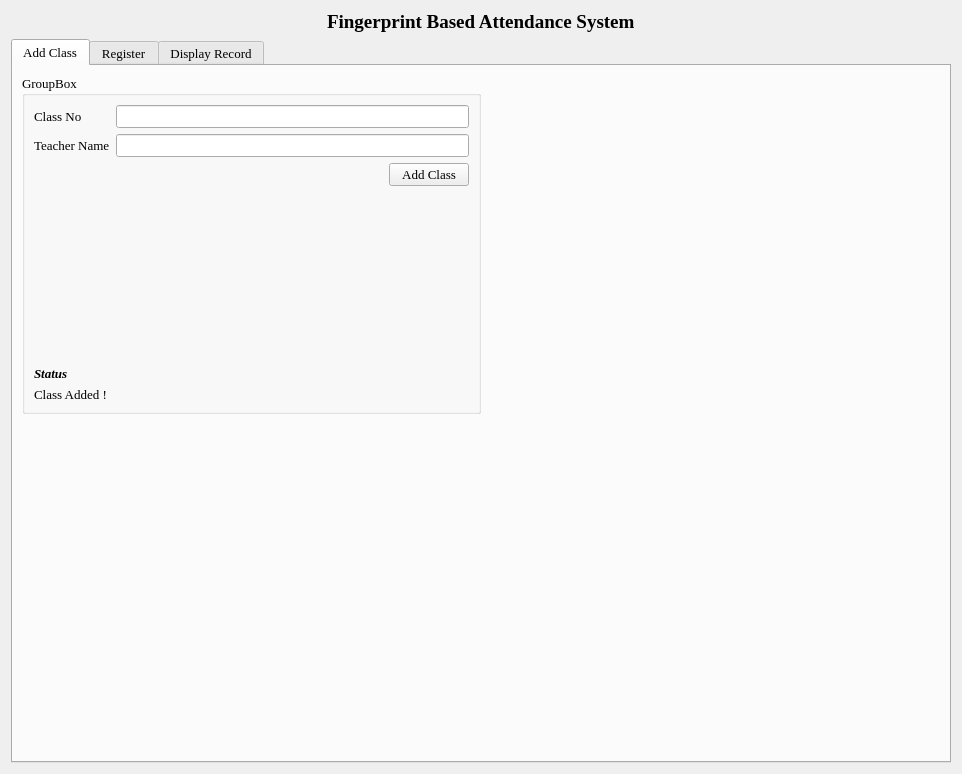
Above: designs/FAS.ui from sirhanningfield/fas before the change. Below: the same form after it.
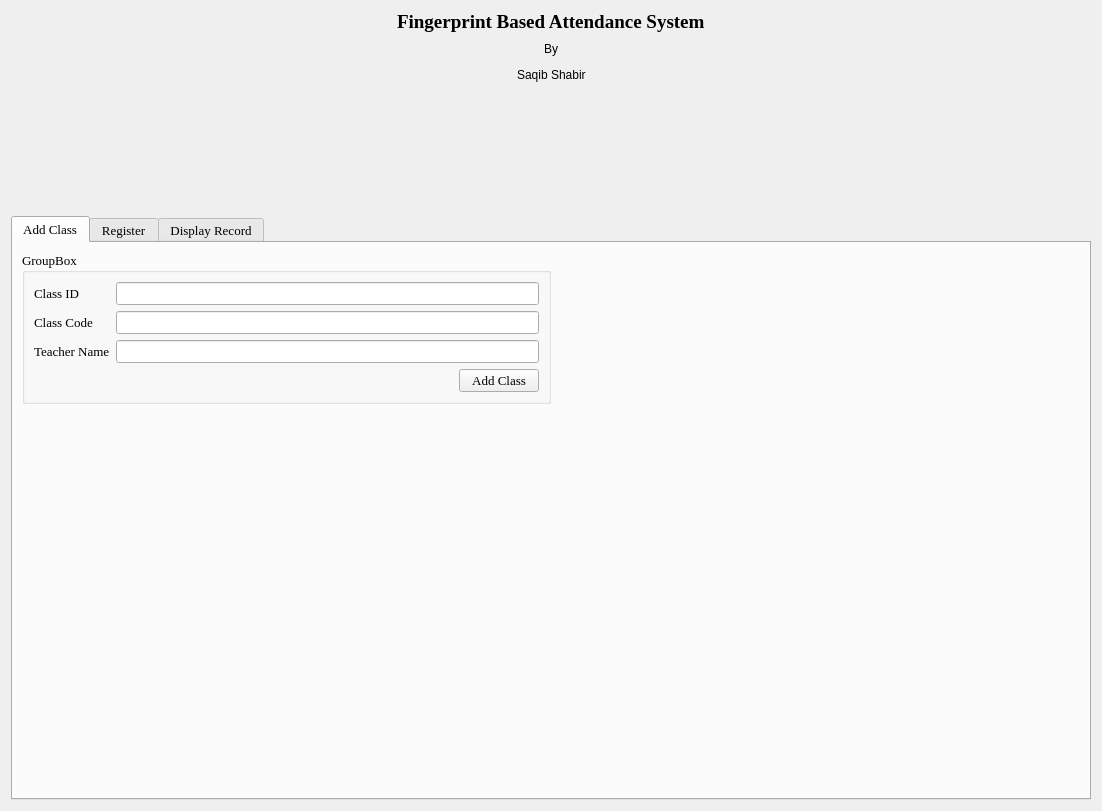
That is the form after the change. The open tabs and pages were chosen to show the change. Icons and pictures are not drawn.

Commit message: added functionality to add class

```diff
--- a/designs/FAS.ui
+++ b/designs/FAS.ui
@@ -6,8 +6,8 @@
    <rect>
     <x>0</x>
     <y>0</y>
-    <width>962</width>
-    <height>774</height>
+    <width>1102</width>
+    <height>811</height>
    </rect>
   </property>
   <property name="windowTitle">
@@ -21,81 +21,7 @@
    <string notr="true"/>
   </property>
   <layout class="QGridLayout" name="gridLayout">
-   <item row="0" column="0">
-    <layout class="QHBoxLayout" name="horizontalLayout">
-     <item>
-      <spacer name="horizontalSpacer">
-       <property name="font">
-        <font>
-         <family>Times New Roman</family>
-         <pointsize>14</pointsize>
-         <weight>50</weight>
-         <bold>false</bold>
-        </font>
-       </property>
-       <property name="orientation">
-        <enum>Qt::Horizontal</enum>
-       </property>
-       <property name="sizeHint" stdset="0">
-        <size>
-         <width>40</width>
-         <height>20</height>
-        </size>
-       </property>
-      </spacer>
-     </item>
-     <item>
-      <widget class="QLabel" name="label">
-       <property name="font">
-        <font>
-         <family>Times New Roman</family>
-         <pointsize>14</pointsize>
-         <weight>75</weight>
-         <italic>false</italic>
-         <bold>true</bold>
-        </font>
-       </property>
-       <property name="text">
-        <string>Fingerprint Based Attendance System</string>
-       </property>
-       <property name="scaledContents">
-        <bool>false</bool>
-       </property>
-       <property name="wordWrap">
-        <bool>false</bool>
-       </property>
-       <property name="margin">
-        <number>32</number>
-       </property>
-       <property name="indent">
-        <number>-1</number>
-       </property>
-      </widget>
-     </item>
-     <item>
-      <spacer name="horizontalSpacer_2">
-       <property name="font">
-        <font>
-         <family>Times New Roman</family>
-         <pointsize>14</pointsize>
-         <weight>50</weight>
-         <bold>false</bold>
-        </font>
-       </property>
-       <property name="orientation">
-        <enum>Qt::Horizontal</enum>
-       </property>
-       <property name="sizeHint" stdset="0">
-        <size>
-         <width>40</width>
-         <height>20</height>
-        </size>
-       </property>
-      </spacer>
-     </item>
-    </layout>
-   </item>
-   <item row="2" column="0">
+   <item row="1" column="0">
     <widget class="QTabWidget" name="tab_4">
      <property name="font">
       <font>
@@ -144,9 +70,9 @@
              <enum>QFormLayout::AllNonFixedFieldsGrow</enum>
             </property>
             <item row="0" column="0">
-             <widget class="QLabel" name="label_24">
+             <widget class="QLabel" name="label_7">
               <property name="text">
-               <string>Class No</string>
+               <string>Class ID</string>
               </property>
              </widget>
             </item>
@@ -154,16 +80,26 @@
              <widget class="QLineEdit" name="add_class_no"/>
             </item>
             <item row="1" column="0">
+             <widget class="QLabel" name="label_24">
+              <property name="text">
+               <string>Class Code</string>
+              </property>
+             </widget>
+            </item>
+            <item row="1" column="1">
+             <widget class="QLineEdit" name="add_class_code"/>
+            </item>
+            <item row="3" column="0">
              <widget class="QLabel" name="label_25">
               <property name="text">
                <string>Teacher Name</string>
               </property>
              </widget>
             </item>
-            <item row="1" column="1">
+            <item row="3" column="1">
              <widget class="QLineEdit" name="add_class_teacher"/>
             </item>
-            <item row="2" column="1">
+            <item row="4" column="1">
              <layout class="QHBoxLayout" name="horizontalLayout_15">
               <item>
                <spacer name="horizontalSpacer_6">
@@ -187,40 +123,6 @@
               </item>
              </layout>
             </item>
-            <item row="3" column="1">
-             <spacer name="verticalSpacer_8">
-              <property name="orientation">
-               <enum>Qt::Vertical</enum>
-              </property>
-              <property name="sizeHint" stdset="0">
-               <size>
-                <width>20</width>
-                <height>40</height>
-               </size>
-              </property>
-             </spacer>
-            </item>
-            <item row="4" column="0">
-             <widget class="QLabel" name="label_23">
-              <property name="font">
-               <font>
-                <weight>75</weight>
-                <italic>true</italic>
-                <bold>true</bold>
-               </font>
-              </property>
-              <property name="text">
-               <string>Status </string>
-              </property>
-             </widget>
-            </item>
-            <item row="5" column="0">
-             <widget class="QLabel" name="add_class_status">
-              <property name="text">
-               <string>Class Added !</string>
-              </property>
-             </widget>
-            </item>
            </layout>
           </item>
          </layout>
@@ -579,6 +481,174 @@
      </widget>
     </widget>
    </item>
+   <item row="0" column="0">
+    <layout class="QVBoxLayout" name="verticalLayout_5">
+     <item>
+      <layout class="QHBoxLayout" name="horizontalLayout">
+       <item>
+        <spacer name="horizontalSpacer">
+         <property name="font">
+          <font>
+           <family>Times New Roman</family>
+           <pointsize>14</pointsize>
+           <weight>50</weight>
+           <bold>false</bold>
+          </font>
+         </property>
+         <property name="orientation">
+          <enum>Qt::Horizontal</enum>
+         </property>
+         <property name="sizeHint" stdset="0">
+          <size>
+           <width>40</width>
+           <height>20</height>
+          </size>
+         </property>
+        </spacer>
+       </item>
+       <item>
+        <widget class="QLabel" name="label">
+         <property name="font">
+          <font>
+           <family>Times New Roman</family>
+           <pointsize>14</pointsize>
+           <weight>75</weight>
+           <italic>false</italic>
+           <bold>true</bold>
+          </font>
+         </property>
+         <property name="text">
+          <string>Fingerprint Based Attendance System</string>
+         </property>
+         <property name="scaledContents">
+          <bool>false</bool>
+         </property>
+         <property name="wordWrap">
+          <bool>false</bool>
+         </property>
+         <property name="margin">
+          <number>3</number>
+         </property>
+         <property name="indent">
+          <number>-1</number>
+         </property>
+        </widget>
+       </item>
+       <item>
+        <spacer name="horizontalSpacer_2">
+         <property name="font">
+          <font>
+           <family>Times New Roman</family>
+           <pointsize>14</pointsize>
+           <weight>50</weight>
+           <bold>false</bold>
+          </font>
+         </property>
+         <property name="orientation">
+          <enum>Qt::Horizontal</enum>
+         </property>
+         <property name="sizeHint" stdset="0">
+          <size>
+           <width>40</width>
+           <height>20</height>
+          </size>
+         </property>
+        </spacer>
+       </item>
+      </layout>
+     </item>
+     <item>
+      <layout class="QHBoxLayout" name="horizontalLayout_6">
+       <item>
+        <spacer name="horizontalSpacer_8">
+         <property name="orientation">
+          <enum>Qt::Horizontal</enum>
+         </property>
+         <property name="sizeHint" stdset="0">
+          <size>
+           <width>40</width>
+           <height>20</height>
+          </size>
+         </property>
+        </spacer>
+       </item>
+       <item>
+        <widget class="QLabel" name="label_9">
+         <property name="text">
+          <string>By</string>
+         </property>
+        </widget>
+       </item>
+       <item>
+        <spacer name="horizontalSpacer_9">
+         <property name="orientation">
+          <enum>Qt::Horizontal</enum>
+         </property>
+         <property name="sizeHint" stdset="0">
+          <size>
+           <width>40</width>
+           <height>20</height>
+          </size>
+         </property>
+        </spacer>
+       </item>
+      </layout>
+     </item>
+     <item>
+      <layout class="QHBoxLayout" name="horizontalLayout_7">
+       <item>
+        <spacer name="horizontalSpacer_10">
+         <property name="orientation">
+          <enum>Qt::Horizontal</enum>
+         </property>
+         <property name="sizeHint" stdset="0">
+          <size>
+           <width>40</width>
+           <height>20</height>
+          </size>
+         </property>
+        </spacer>
+       </item>
+       <item>
+        <widget class="QLabel" name="label_10">
+         <property name="text">
+          <string>Saqib Shabir</string>
+         </property>
+         <property name="margin">
+          <number>0</number>
+         </property>
+        </widget>
+       </item>
+       <item>
+        <spacer name="horizontalSpacer_11">
+         <property name="orientation">
+          <enum>Qt::Horizontal</enum>
+         </property>
+         <property name="sizeHint" stdset="0">
+          <size>
+           <width>40</width>
+           <height>20</height>
+          </size>
+         </property>
+        </spacer>
+       </item>
+      </layout>
+     </item>
+     <item>
+      <spacer name="verticalSpacer_3">
+       <property name="orientation">
+        <enum>Qt::Vertical</enum>
+       </property>
+       <property name="sizeHint" stdset="0">
+        <size>
+         <width>20</width>
+         <height>40</height>
+        </size>
+       </property>
+      </spacer>
+     </item>
+    </layout>
+   </item>
   </layout>
  </widget>
  <resources>
```
Left out of the diff: 35 changed lines with no effect on the pictures. The commit also changes 7 other files.
